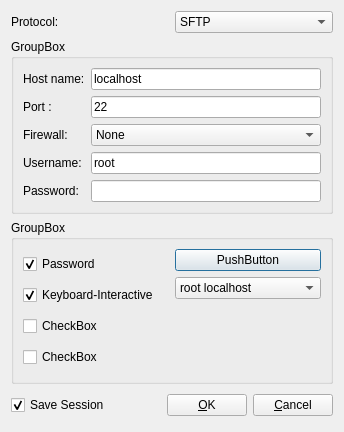
Before: the Qt Designer form src/remotehostquickconnectfinfodailog.ui in kitech/nullfxp, drawn with Qt 5.
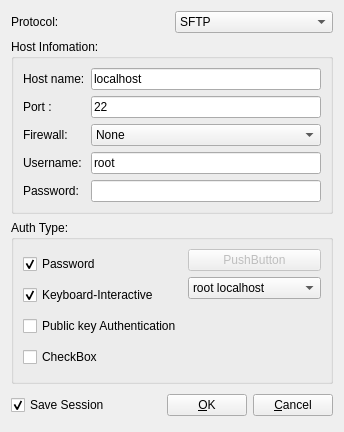
After: the same form once the commit is applied.

Commit message: fixed: 1869044 从远程视图拖动文件到本地的时候segment fault

The edit to the form file:
```diff
--- a/src/remotehostquickconnectfinfodailog.ui
+++ b/src/remotehostquickconnectfinfodailog.ui
@@ -36,7 +36,7 @@
    <item>
     <widget class="QGroupBox" name="groupBox" >
      <property name="title" >
-      <string>GroupBox</string>
+      <string>Host Infomation:</string>
      </property>
      <layout class="QGridLayout" >
       <item row="0" column="0" >
@@ -123,7 +123,10 @@
    <item>
     <widget class="QGroupBox" name="groupBox_2" >
      <property name="title" >
-      <string>GroupBox</string>
+      <string>Auth Type:</string>
+     </property>
+     <property name="alignment" >
+      <set>Qt::AlignLeading</set>
      </property>
      <layout class="QHBoxLayout" >
       <item>
@@ -157,7 +160,7 @@
         <item>
          <widget class="QCheckBox" name="checkBox_3" >
           <property name="text" >
-           <string>CheckBox</string>
+           <string>Public key Authentication</string>
           </property>
          </widget>
         </item>
@@ -174,6 +177,9 @@
        <layout class="QVBoxLayout" >
         <item>
          <widget class="QPushButton" name="pushButton" >
+          <property name="enabled" >
+           <bool>false</bool>
+          </property>
           <property name="text" >
            <string>PushButton</string>
           </property>
```
Left out of the diff: 6 changed lines with no effect on the pictures. The commit also changes 1 other file.
